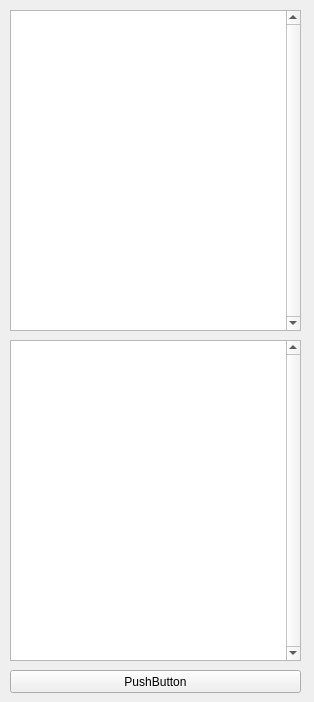
Before: the Qt Designer form main.ui in LeeDaeil/GooG, drawn with Qt 5.
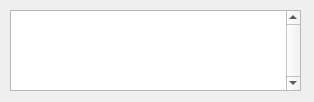
After: the same form once the commit is applied.

```diff
--- a/main.ui
+++ b/main.ui
@@ -7,48 +7,19 @@
     <x>0</x>
     <y>0</y>
     <width>314</width>
-    <height>702</height>
+    <height>102</height>
    </rect>
   </property>
   <property name="windowTitle">
    <string>Form</string>
   </property>
-  <widget class="QPushButton" name="Ok">
-   <property name="geometry">
-    <rect>
-     <x>10</x>
-     <y>670</y>
-     <width>291</width>
-     <height>23</height>
-    </rect>
-   </property>
-   <property name="text">
-    <string>PushButton</string>
-   </property>
-  </widget>
   <widget class="QPlainTextEdit" name="Read_contents">
    <property name="geometry">
     <rect>
      <x>10</x>
      <y>10</y>
      <width>291</width>
-     <height>321</height>
-    </rect>
-   </property>
-   <property name="verticalScrollBarPolicy">
-    <enum>Qt::ScrollBarAlwaysOn</enum>
-   </property>
-   <property name="plainText">
-    <string/>
-   </property>
-  </widget>
-  <widget class="QPlainTextEdit" name="Show_contents">
-   <property name="geometry">
-    <rect>
-     <x>10</x>
-     <y>340</y>
-     <width>291</width>
-     <height>321</height>
+     <height>81</height>
     </rect>
    </property>
    <property name="verticalScrollBarPolicy">
```
